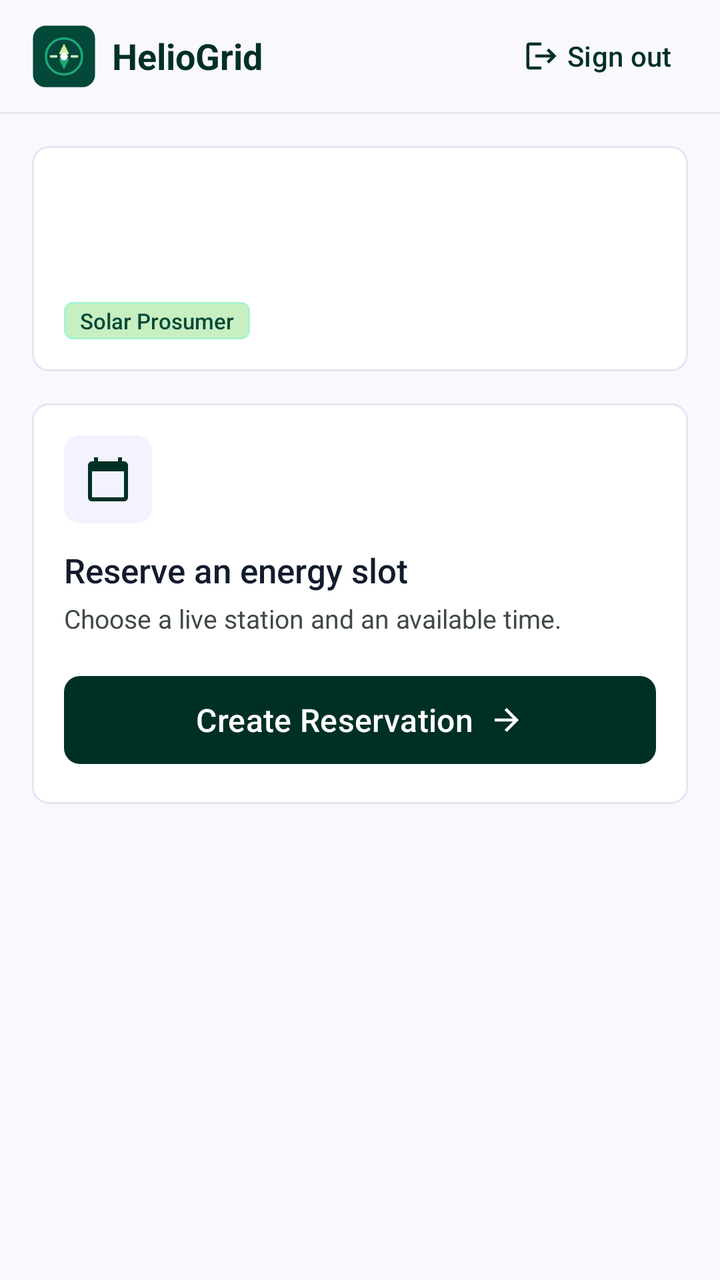
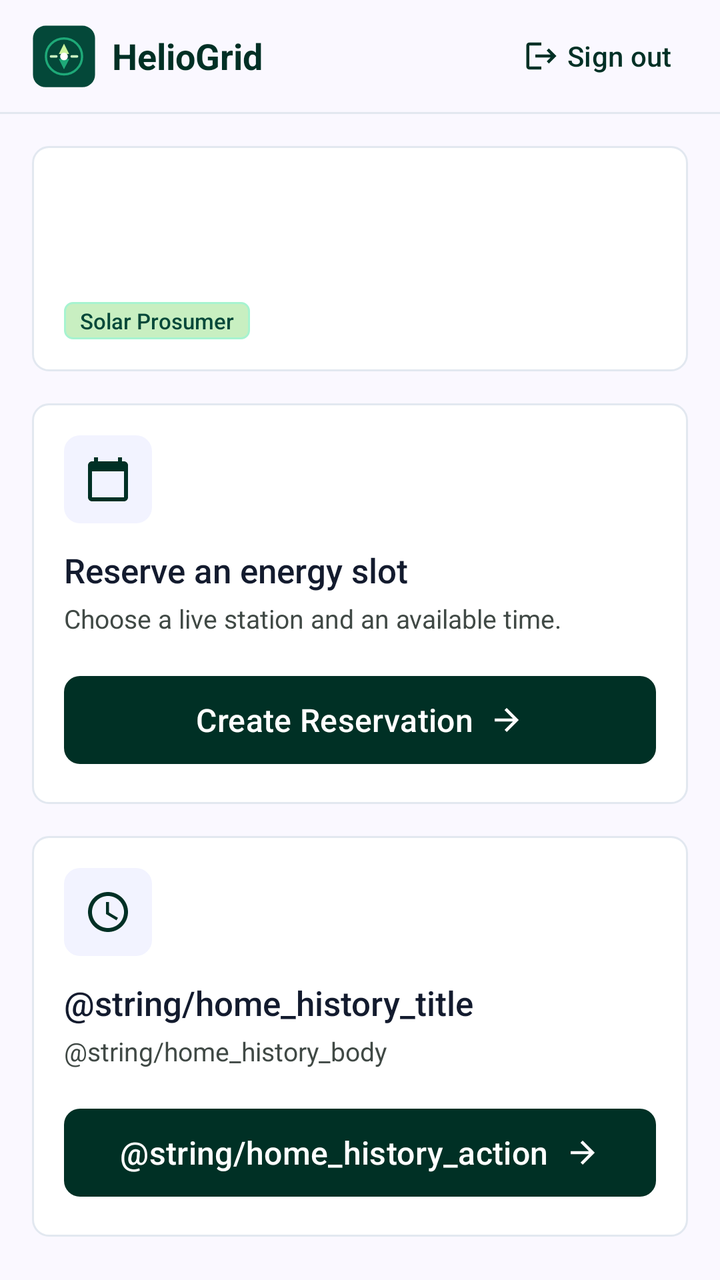

Screens rendered from an Android XML layout before and after an edit, with the pre-edit source and the edit as a unified diff.
<!-- AndroidManifest.xml: application theme Theme.Smart_solar_mobile -->
<!-- res/layout/activity_prosumer_home.xml -->
<?xml version="1.0" encoding="utf-8"?>
<LinearLayout xmlns:android="http://schemas.android.com/apk/res/android"
    xmlns:app="http://schemas.android.com/apk/res-auto"
    android:id="@+id/homeRoot"
    android:layout_width="match_parent"
    android:layout_height="match_parent"
    android:orientation="vertical">

    <LinearLayout
        android:layout_width="match_parent"
        android:layout_height="56dp"
        android:gravity="center_vertical"
        android:orientation="horizontal"
        android:paddingStart="16dp"
        android:paddingEnd="8dp">

        <ImageView
            android:layout_width="32dp"
            android:layout_height="32dp"
            android:importantForAccessibility="no"
            android:src="@drawable/logo" />

        <TextView
            android:layout_width="0dp"
            android:layout_height="wrap_content"
            android:layout_marginStart="8dp"
            android:layout_weight="1"
            android:text="@string/app_name"
            android:textColor="@color/primary"
            android:textSize="18sp"
            android:textStyle="bold" />

        <com.google.android.material.button.MaterialButton
            android:id="@+id/signOutButton"
            style="@style/Widget.Material3.Button.TextButton.Icon"
            android:layout_width="wrap_content"
            android:layout_height="wrap_content"
            android:text="@string/home_sign_out"
            android:textColor="@color/primary"
            app:icon="@drawable/ic_logout"
            app:iconTint="@color/primary" />
    </LinearLayout>

    <View
        android:layout_width="match_parent"
        android:layout_height="1dp"
        android:background="@color/border_slate" />

    <androidx.core.widget.NestedScrollView
        android:layout_width="match_parent"
        android:layout_height="0dp"
        android:layout_weight="1"
        android:fillViewport="true">

        <LinearLayout
            android:layout_width="match_parent"
            android:layout_height="wrap_content"
            android:orientation="vertical"
            android:padding="16dp">

            <LinearLayout
                android:layout_width="match_parent"
                android:layout_height="wrap_content"
                android:background="@drawable/bg_card"
                android:orientation="vertical"
                android:padding="16dp">

                <TextView
                    android:id="@+id/greetingText"
                    android:layout_width="match_parent"
                    android:layout_height="wrap_content"
                    android:fontFamily="sans-serif-medium"
                    android:textColor="@color/on_surface"
                    android:textSize="20sp" />

                <TextView
                    android:id="@+id/identifierText"
                    android:layout_width="match_parent"
                    android:layout_height="wrap_content"
                    android:layout_marginTop="4dp"
                    android:textColor="@color/on_surface_variant"
                    android:textSize="14sp" />

                <TextView
                    style="@style/Widget.SmartSolar.StatusChip"
                    android:layout_marginTop="12dp"
                    android:background="@drawable/bg_chip_active"
                    android:text="@string/login_role_prosumer"
                    android:textColor="@color/primary_container" />
            </LinearLayout>

            <LinearLayout
                android:layout_width="match_parent"
                android:layout_height="wrap_content"
                android:layout_marginTop="16dp"
                android:background="@drawable/bg_card"
                android:orientation="vertical"
                android:padding="16dp">

                <ImageView
                    android:layout_width="44dp"
                    android:layout_height="44dp"
                    android:background="@drawable/bg_icon_tile"
                    android:importantForAccessibility="no"
                    android:padding="10dp"
                    android:src="@drawable/ic_calendar"
                    app:tint="@color/primary" />

                <TextView
                    android:layout_width="match_parent"
                    android:layout_height="wrap_content"
                    android:layout_marginTop="12dp"
                    android:fontFamily="sans-serif-medium"
                    android:text="@string/home_reservation_title"
                    android:textColor="@color/on_surface"
                    android:textSize="17sp" />

                <TextView
                    android:layout_width="match_parent"
                    android:layout_height="wrap_content"
                    android:layout_marginTop="4dp"
                    android:text="@string/home_reservation_body"
                    android:textColor="@color/on_surface_variant"
                    android:textSize="13sp" />

                <com.google.android.material.button.MaterialButton
                    android:id="@+id/createReservationButton"
                    style="@style/Widget.SmartSolar.PrimaryButton"
                    android:layout_width="match_parent"
                    android:layout_height="wrap_content"
                    android:layout_marginTop="16dp"
                    android:text="@string/home_reservation_action"
                    app:icon="@drawable/ic_arrow_forward"
                    app:iconGravity="textEnd" />
            </LinearLayout>
        </LinearLayout>
    </androidx.core.widget.NestedScrollView>
</LinearLayout>
<!-- resources referenced by this layout -->
<resources>
  <color name="border_slate">#E2E8F0</color>
  <color name="on_surface">#131B2E</color>
  <color name="on_surface_variant">#404945</color>
  <color name="primary">#003025</color>
  <color name="primary_container">#044839</color>
  <!-- drawable bg_card (drawable) -->
  <?xml version="1.0" encoding="utf-8"?>
  <shape xmlns:android="http://schemas.android.com/apk/res/android" android:shape="rectangle">
      <solid android:color="@color/surface_container_lowest" />
      <corners android:radius="8dp" />
      <stroke android:width="1dp" android:color="@color/border_slate" />
  </shape>
  <!-- drawable bg_chip_active (drawable) -->
  <?xml version="1.0" encoding="utf-8"?>
  <shape xmlns:android="http://schemas.android.com/apk/res/android" android:shape="rectangle">
      <solid android:color="@color/mint_surface" />
      <corners android:radius="4dp" />
      <stroke android:width="1dp" android:color="@color/mint_border" />
  </shape>
  <!-- drawable bg_icon_tile (drawable) -->
  <?xml version="1.0" encoding="utf-8"?>
  <shape xmlns:android="http://schemas.android.com/apk/res/android" android:shape="rectangle">
      <solid android:color="@color/surface_container_low" />
      <corners android:radius="8dp" />
  </shape>
  <!-- drawable ic_arrow_forward (drawable) -->
  <vector xmlns:android="http://schemas.android.com/apk/res/android"
      android:width="24dp"
      android:height="24dp"
      android:viewportWidth="24"
      android:viewportHeight="24">
      <path
          android:fillColor="@android:color/black"
          android:pathData="M12,4l-1.41,1.41L16.17,11H4v2h12.17l-5.58,5.59L12,20l8,-8z" />
  </vector>
  <!-- drawable ic_calendar (drawable) -->
  <vector xmlns:android="http://schemas.android.com/apk/res/android"
      android:width="24dp"
      android:height="24dp"
      android:viewportWidth="24"
      android:viewportHeight="24">
      <path
          android:fillColor="@android:color/black"
          android:pathData="M20,3h-1V1h-2v2H7V1H5v2H4c-1.1,0 -2,0.9 -2,2v16c0,1.1 0.9,2 2,2h16c1.1,0 2,-0.9 2,-2V5c0,-1.1 -0.9,-2 -2,-2zM20,21H4V8h16v13z" />
  </vector>
  <!-- drawable ic_logout (drawable) -->
  <vector xmlns:android="http://schemas.android.com/apk/res/android"
      android:width="24dp"
      android:height="24dp"
      android:viewportWidth="24"
      android:viewportHeight="24">
      <path
          android:fillColor="@android:color/black"
          android:pathData="M17,7l-1.41,1.41L18.17,11H8v2h10.17l-2.58,2.58L17,17l5,-5zM4,5h8V3H4c-1.1,0 -2,0.9 -2,2v14c0,1.1 0.9,2 2,2h8v-2H4V5z" />
  </vector>
  <string name="app_name">HelioGrid</string>
  <string name="home_reservation_action">Create Reservation</string>
  <string name="home_reservation_body">Choose a live station and an available time.</string>
  <string name="home_reservation_title">Reserve an energy slot</string>
  <string name="home_sign_out">Sign out</string>
  <string name="login_role_prosumer">Solar Prosumer</string>
  <color name="surface_container_lowest">#FFFFFF</color>
  <color name="mint_surface">#C8EFC1</color>
  <color name="mint_border">#A7F3D0</color>
  <color name="surface_container_low">#F2F3FF</color>
  <color name="on_primary">#FFFFFF</color>
  <style name="Base.Theme.Smart_solar_mobile" parent="Theme.Material3.Light.NoActionBar" />
  <color name="secondary">#006C4A</color>
  <color name="alert_danger">#720613</color>
  <color name="surface">#FAF8FF</color>
  <color name="outline">#707975</color>
  <!-- unchanged entries left out for length: 4 -->
</resources>

<!-- the commit's change to res/layout/activity_prosumer_home.xml (unified diff, before → after) -->
@@ -133,6 +133,51 @@
                     app:icon="@drawable/ic_arrow_forward"
                     app:iconGravity="textEnd" />
             </LinearLayout>
+
+            <LinearLayout
+                android:layout_width="match_parent"
+                android:layout_height="wrap_content"
+                android:layout_marginTop="16dp"
+                android:background="@drawable/bg_card"
+                android:orientation="vertical"
+                android:padding="16dp">
+
+                <ImageView
+                    android:layout_width="44dp"
+                    android:layout_height="44dp"
+                    android:background="@drawable/bg_icon_tile"
+                    android:importantForAccessibility="no"
+                    android:padding="10dp"
+                    android:src="@drawable/ic_schedule"
+                    app:tint="@color/primary" />
+
+                <TextView
+                    android:layout_width="match_parent"
+                    android:layout_height="wrap_content"
+                    android:layout_marginTop="12dp"
+                    android:fontFamily="sans-serif-medium"
+                    android:text="@string/home_history_title"
+                    android:textColor="@color/on_surface"
+                    android:textSize="17sp" />
+
+                <TextView
+                    android:layout_width="match_parent"
+                    android:layout_height="wrap_content"
+                    android:layout_marginTop="4dp"
+                    android:text="@string/home_history_body"
+                    android:textColor="@color/on_surface_variant"
+                    android:textSize="13sp" />
+
+                <com.google.android.material.button.MaterialButton
+                    android:id="@+id/viewReservationsButton"
+                    style="@style/Widget.SmartSolar.PrimaryButton"
+                    android:layout_width="match_parent"
+                    android:layout_height="wrap_content"
+                    android:layout_marginTop="16dp"
+                    android:text="@string/home_history_action"
+                    app:icon="@drawable/ic_arrow_forward"
+                    app:iconGravity="textEnd" />
+            </LinearLayout>
         </LinearLayout>
     </androidx.core.widget.NestedScrollView>
 </LinearLayout>
<!-- resource entries referenced after the edit -->
@@ -55,6 +55,16 @@
           android:fillColor="@android:color/black"
           android:pathData="M17,7l-1.41,1.41L18.17,11H8v2h10.17l-2.58,2.58L17,17l5,-5zM4,5h8V3H4c-1.1,0 -2,0.9 -2,2v14c0,1.1 0.9,2 2,2h8v-2H4V5z" />
   </vector>
+  <!-- drawable ic_schedule (drawable) -->
+  <vector xmlns:android="http://schemas.android.com/apk/res/android"
+      android:width="24dp"
+      android:height="24dp"
+      android:viewportWidth="24"
+      android:viewportHeight="24">
+      <path
+          android:fillColor="@android:color/black"
+          android:pathData="M11.99,2C6.47,2 2,6.48 2,12s4.47,10 9.99,10C17.52,22 22,17.52 22,12S17.52,2 11.99,2zM12,20c-4.42,0 -8,-3.58 -8,-8s3.58,-8 8,-8 8,3.58 8,8 -3.58,8 -8,8zM12.5,7H11v6l5.25,3.15 0.75,-1.23 -4.5,-2.67z" />
+  </vector>
   <string name="app_name">HelioGrid</string>
   <string name="home_reservation_action">Create Reservation</string>
   <string name="home_reservation_body">Choose a live station and an available time.</string>
